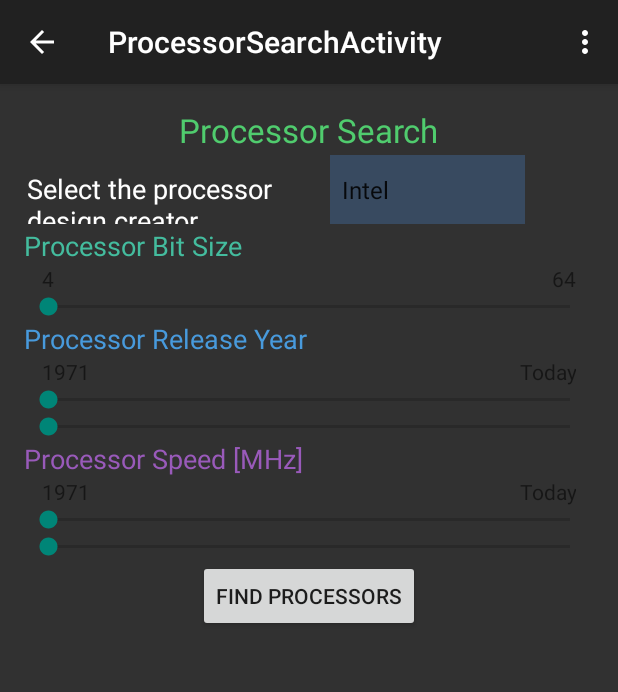
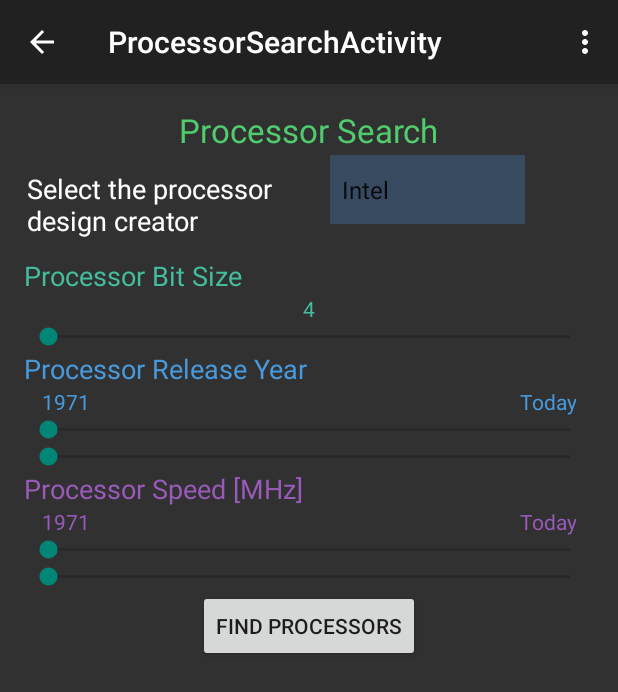
Before and after one commit to Kaan0200/ArchitectureApp314, an Android app: the ProcessorSearchActivity screen opened directly, with no data from a screen before it, on a phone screen of 412 x 824 dp. Shown: the top 692 px of the screen. Run offline under Robolectric (Android 15) with nearby library versions, the phone set to English and light mode, and no system bars.

```diff
--- a/app/src/main/java/com/example/kaan/architecture314app/MainActivity.java
+++ b/app/src/main/java/com/example/kaan/architecture314app/MainActivity.java
@@ -60,6 +60,7 @@ public class MainActivity extends ActionBarActivity {
      * @param v
      */
     public void openProcessorDictionaryActivity(View v){
+        ProcessorDefinitionListActivity.searchBy = ""; //clear it to return everything
         Intent intent = new Intent(MainActivity.this, ProcessorDefinitionListActivity.class);
         startActivity(intent);
     }
--- a/app/src/main/java/com/example/kaan/architecture314app/ProcessorSearchActivity.java
+++ b/app/src/main/java/com/example/kaan/architecture314app/ProcessorSearchActivity.java
@@ -1,17 +1,18 @@
 package com.example.kaan.architecture314app;
 
+import android.app.AlertDialog;
+import android.content.DialogInterface;
 import android.content.Intent;
 import android.support.v7.app.ActionBarActivity;
 import android.os.Bundle;
+import android.util.Log;
 import android.view.Menu;
 import android.view.MenuItem;
 import android.view.View;
 import android.widget.ArrayAdapter;
-import android.widget.ListView;
 import android.widget.SeekBar;
 import android.widget.Spinner;
-
-import com.example.kaan.architecture314app.R;
+import android.widget.TextView;
 
 public class ProcessorSearchActivity extends ActionBarActivity {
 
@@ -21,7 +22,15 @@ public class ProcessorSearchActivity extends ActionBarActivity {
     public SeekBar yearEndSeekBar;
     public SeekBar speedMinSeekBar;
     public SeekBar speedMaxSeekBar;
+
+    public TextView bitSizeSeekBarText;
+    public TextView yearStartText;
+    public TextView yearEndText;
+    public TextView speedMinText;
+    public TextView speedMaxText;
+
     public int[] bitSizes = {4, 8, 16, 32, 64};
+
 
     @Override
     protected void onCreate(Bundle savedInstanceState) {
@@ -35,37 +44,36 @@ public class ProcessorSearchActivity extends ActionBarActivity {
         adapter.setDropDownViewResource(android.R.layout.simple_spinner_dropdown_item);
         companySpinner.setAdapter(adapter);
 
-        // get and setup the seekbars
-        SeekBar.OnSeekBarChangeListener seekbarlistener = new SeekBar.OnSeekBarChangeListener() {
-            public void onProgressChanged(SeekBar seekBar, int progress, boolean fromUser) {
-                seekBar.setProgress(progress);
+        // grab all the seekbars
+        bitSizeSeekBar = (SeekBar)findViewById(R.id.bitsizeSeekbar);
+        yearStartSeekBar = (SeekBar)findViewById(R.id.yearStartSeekbar);
+        yearEndSeekBar = (SeekBar)findViewById(R.id.yearEndSeekbar);
+        speedMinSeekBar = (SeekBar)findViewById(R.id.speedMinSeekbar);
+        speedMaxSeekBar = (SeekBar)findViewById(R.id.speedMaxSeekbar);
+        // grab the texts that will change
+        bitSizeSeekBarText = (TextView)findViewById(R.id.bitsizeSeekbarLabel);
+        yearStartText = (TextView)findViewById(R.id.yearStartLabel);
+        yearEndText = (TextView)findViewById(R.id.yearEndLabel);
+        speedMinText = (TextView)findViewById(R.id.speedMinLabel);
+        speedMaxText = (TextView)findViewById(R.id.speedMaxLabel);
+
+        //set up the listener for the bitsize seekbar
+        bitSizeSeekBar.setOnSeekBarChangeListener(new SeekBar.OnSeekBarChangeListener(){
+            @Override
+            public void onProgressChanged(SeekBar seekBar, int progress, boolean fromUser){
+              bitSizeSeekBarText.setText(bitSizes[progress]);
+            }
+            @Override
+            public void onStartTrackingTouch(SeekBar seekBar) {
+              //nothing
             }
 
-            public void onStartTrackingTouch(SeekBar seekBar) {
-                ;
+            @Override
+            public void onStopTrackingTouch(SeekBar seekBar) {
+              //nothing
             }
-
-            public void onStopTrackingTouch(SeekBar seekBar) {
-                ;
-            }
-        };
-
-        bitSizeSeekBar = (SeekBar)findViewById(R.id.bitsizeSeekbar);
-        bitSizeSeekBar.setOnSeekBarChangeListener(seekbarlistener);
-
-        yearStartSeekBar = (SeekBar)findViewById(R.id.yearStartSeekbar);
-        yearStartSeekBar.setOnSeekBarChangeListener(seekbarlistener);
-
-        yearEndSeekBar = (SeekBar)findViewById(R.id.yearEndSeekbar);
-        yearEndSeekBar.setOnSeekBarChangeListener(seekbarlistener);
-
-        speedMinSeekBar = (SeekBar)findViewById(R.id.speedMinSeekbar);
-        speedMinSeekBar.setOnSeekBarChangeListener(seekbarlistener);
-
-        speedMaxSeekBar = (SeekBar)findViewById(R.id.speedMaxSeekbar);
-        speedMaxSeekBar.setOnSeekBarChangeListener(seekbarlistener);
+        });
     }
-
 
     @Override
     public boolean onCreateOptionsMenu(Menu menu) {
@@ -90,16 +98,42 @@ public class ProcessorSearchActivity extends ActionBarActivity {
     }
 
     /**
-     * This will execute when the button is pressed.  It should both
-     * open the results view as well as tailor the search results
-     * or pass the values to the other view to do the same
-     * @param view
+     * This will execute when the button is pressed.  It should both open the results view
+     * as well as tailor the search results or pass the values to the other view to do the same
      */
     public void searchForProcessors(View view){
-        //query
-        // select * from processors where
+        // the top seekbar in each pair must be lower then the bottom
+        if (!seekBarValuesGood()) {
+            new AlertDialog.Builder(this).setTitle("Bad Seekbar Values")
+                    .setMessage("The top of each pair of seekbars must be a lower value then the " +
+                            "bottom seekbar.").setNeutralButton(android.R.string.ok, new DialogInterface.OnClickListener() {
+                @Override
+                public void onClick(DialogInterface dialog, int which) {
+                    // do nothing
+                }
+            })
+                    .setIcon(android.R.drawable.ic_dialog_alert)
+                    .show();
+        }
+        // seekbars are good
+        else {
+            // pass in the "having" part of an SQL statment here.
+            String whereString = "company like " + companySpinner.getSelectedItem().toString();
+            whereString += " and ";
+            whereString += "bitsize = " + bitSizes[bitSizeSeekBar.getProgress()];
+            whereString += " and ";
+            whereString += "year BETWEEN " + (yearStartSeekBar.getProgress()+1971) +" AND "+ (yearEndSeekBar.getProgress()+1971);
+            whereString += " and ";
+            whereString += "speed BETWEEN " + speedMinSeekBar.getProgress() + " AND " + speedMaxSeekBar.getProgress();
+            Log.d("check",whereString);
+            ProcessorDefinitionListActivity.searchBy = whereString;
+            Intent intent = new Intent(ProcessorSearchActivity.this, ProcessorDefinitionListActivity.class);
+            startActivity(intent);
+        }
+    }
 
-        Intent intent = new Intent(ProcessorSearchActivity.this, ProcessorDefinitionListActivity.class);
-        startActivity(intent);
+    private boolean seekBarValuesGood(){
+        return ((yearStartSeekBar.getProgress() < yearEndSeekBar.getProgress())
+                &&(speedMinSeekBar.getProgress() < speedMaxSeekBar.getProgress()));
     }
 }
--- a/app/src/main/java/com/example/kaan/architecture314app/dummy/GlossaryContent.java
+++ b/app/src/main/java/com/example/kaan/architecture314app/dummy/GlossaryContent.java
@@ -45,6 +45,8 @@ public class GlossaryContent {
                 "Clocks Per Instruction, the number of clocks needed to execute an instruction."));
         addItem(new GlossaryItem("Clock Speed",
                 "This is how many times the clock switches per second."));
+        addItem(new GlossaryItem("IPC",
+                "Instructions Per Clock, this is way of describing processors which can handle more then one instruction per cycle, allowing them to process at even higher rates."));
         addItem(new GlossaryItem("ISA",
                 "Instruction Set Architecture, this is the part of a computer architecture dealing with instructions and other machine level code."));
         addItem(new GlossaryItem("Intel Corperation",
@@ -56,8 +58,10 @@ public class GlossaryContent {
                 "Qualcomm Inc. is an American semiconductor company founded in 1985"));
         addItem(new GlossaryItem("SIMD",
                 "Single Instruction, Multiple Data, this describes the ability of processors that perform the same operation on multiple data points simultaneously."));
+        addItem(new GlossaryItem("Superscalar",
+                "A property of processors that allow decisions on instructions to execute simultaneously to be made during runtime by the hardware."));
         addItem(new GlossaryItem("VIA Technologies",
-                "This is a Taiwanese processor manufacturer.  They are the world's largest independent manufacturer of motherboard chipsets.  They produce intergrated chipsets for motherboards, audio controllers"+
+                "This is a Taiwanese processor manufacturer.  They are the world's largest independent manufacturer of motherboard chipsets.  They produce integrated chipsets for motherboards, audio controllers"+
                 " network controllers, low power CPUs, and even CD/DVD writers."));
     }
 }
--- a/app/src/main/res/layout/activity_processor_search.xml
+++ b/app/src/main/res/layout/activity_processor_search.xml
@@ -36,7 +36,7 @@
 
             <TextView
                 android:layout_width="173dp"
-                android:layout_height="46dp"
+                android:layout_height="66dp"
                 android:textAppearance="?android:attr/textAppearanceMedium"
                 android:text="Select the processor design creator"
                 android:id="@+id/companySelectLabel"
@@ -69,42 +69,18 @@
             android:layout_height="wrap_content"
             android:weightSum="1">
 
-            <RelativeLayout
-                android:layout_width="match_parent"
-                android:layout_height="match_parent"
-                android:gravity="left">
+        </LinearLayout>
 
         <TextView
             android:layout_width="wrap_content"
             android:layout_height="wrap_content"
             android:textAppearance="?android:attr/textAppearanceSmall"
             android:text="4"
-                    android:id="@+id/bitsizeStartLabel"
-                    android:layout_marginLeft="12dp" />
-
-                <RelativeLayout
-                    android:layout_width="56dp"
-                    android:layout_height="match_parent"
-                    android:gravity="right"
+            android:id="@+id/bitsizeSeekbarLabel"
             android:layout_alignParentTop="true"
-                    android:layout_alignParentRight="true"
-                    android:layout_alignParentEnd="true"
-                    android:layout_alignBottom="@+id/bitsizeStartLabel"
-                    android:layout_marginRight="12dp">
-
-                    <TextView
-                        android:layout_width="wrap_content"
-                        android:layout_height="wrap_content"
-                        android:textAppearance="?android:attr/textAppearanceSmall"
-                        android:text="64"
-                        android:id="@+id/bitsizeEndLabel"
-                        android:gravity="right"
-                        android:layout_gravity="right"
-                        android:layout_alignParentTop="true" />
-                </RelativeLayout>
-            </RelativeLayout>
-
-        </LinearLayout>
+            android:layout_centerHorizontal="true"
+            android:layout_gravity="center_horizontal"
+            android:textColor="#ff44bc9e"/>
 
         <SeekBar
             android:layout_width="match_parent"
@@ -139,7 +115,8 @@
                     android:textAppearance="?android:attr/textAppearanceSmall"
                     android:text="1971"
                     android:id="@+id/yearStartLabel"
-                    android:layout_marginLeft="12dp" />
+                    android:layout_marginLeft="12dp"
+                    android:textColor="#ff489adc"/>
 
                 <RelativeLayout
                     android:layout_width="56dp"
@@ -159,7 +136,9 @@
                         android:id="@+id/yearEndLabel"
                         android:gravity="right"
                         android:layout_gravity="right"
-                        android:layout_alignParentTop="true" />
+                        android:layout_alignParentTop="true"
+                        android:textColor="#ff489adc"/>
+
                 </RelativeLayout>
             </RelativeLayout>
         </LinearLayout>
@@ -205,8 +184,9 @@
                     android:layout_height="wrap_content"
                     android:textAppearance="?android:attr/textAppearanceSmall"
                     android:text="1971"
-                    android:id="@+id/textView"
-                    android:layout_marginLeft="12dp" />
+                    android:id="@+id/speedMinLabel"
+                    android:layout_marginLeft="12dp"
+                    android:textColor="#ff995aba"/>
 
                 <RelativeLayout
                     android:layout_width="56dp"
@@ -215,7 +195,7 @@
                     android:layout_alignParentTop="true"
                     android:layout_alignParentRight="true"
                     android:layout_alignParentEnd="true"
-                    android:layout_alignBottom="@+id/textView"
+                    android:layout_alignBottom="@+id/speedMinLabel"
                     android:layout_marginRight="12dp" >
 
                     <TextView
@@ -223,10 +203,11 @@
                         android:layout_height="wrap_content"
                         android:textAppearance="?android:attr/textAppearanceSmall"
                         android:text="Today"
-                        android:id="@+id/textView3"
+                        android:id="@+id/speedMaxLabel"
                         android:gravity="right"
                         android:layout_gravity="right"
-                        android:layout_alignParentTop="true" />
+                        android:layout_alignParentTop="true"
+                        android:textColor="#ff995aba"/>
                 </RelativeLayout>
             </RelativeLayout>
         </LinearLayout>
```
Also changed, not shown: app/src/main/java/com/example/kaan/architecture314app/DatabaseHelper.java (+17 -4 lines), app/src/main/java/com/example/kaan/architecture314app/ProcessorDefinitionListActivity.java (+13 -9 lines), app/src/main/res/layout/activity_processordefinition_list.xml (+13 -1 lines). Lines whose indentation alone changed are shown as unchanged.
